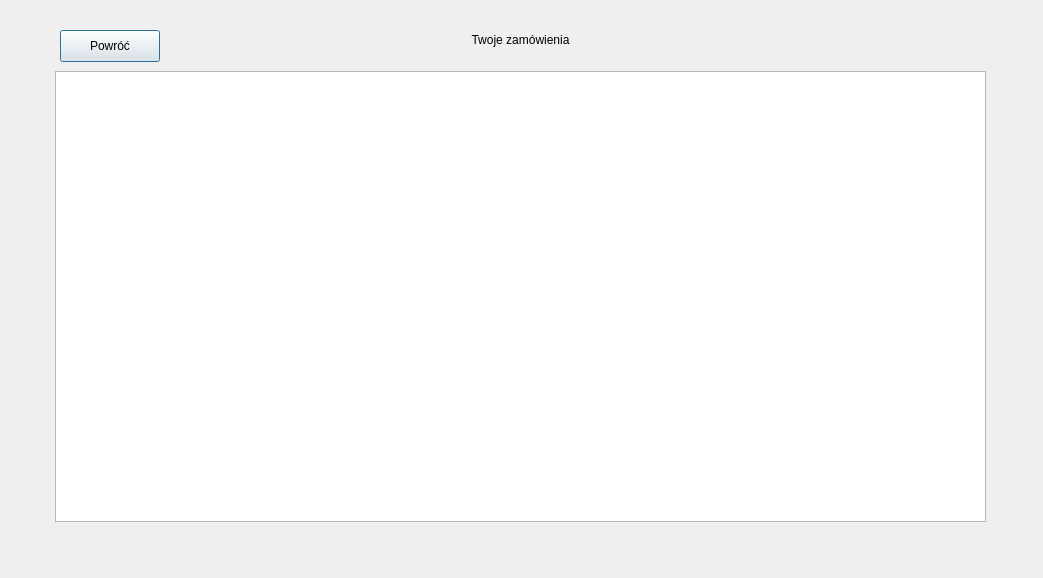
The window that ui/yourorders.ui (IgnacyMermer/SystemRestauracji) describes before a commit, drawn with Qt 5.
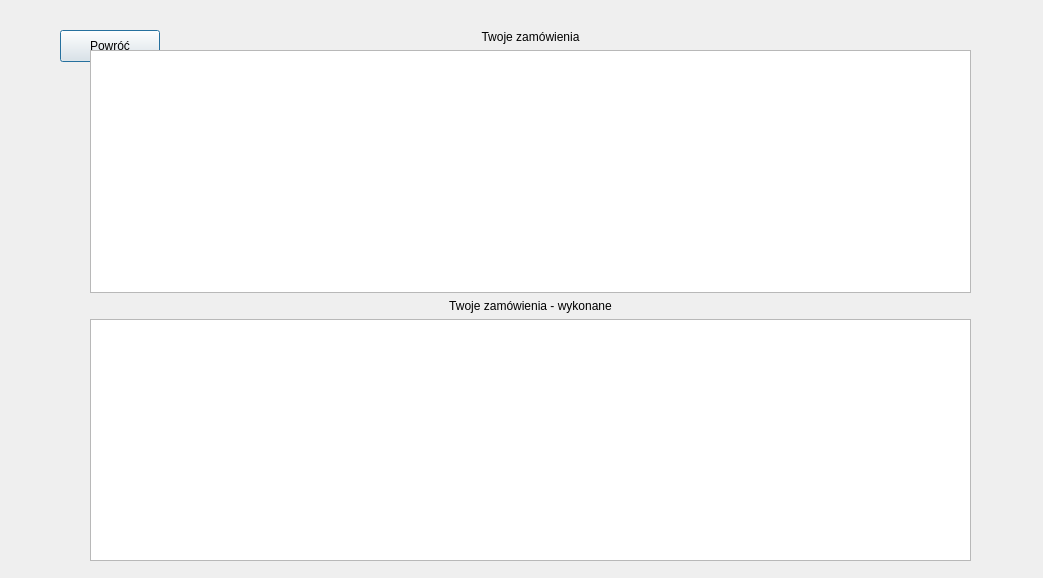
The same window after the commit.

Commit message: split orders in client panel on done and undone

What changed in the file:
```diff
--- a/ui/yourorders.ui
+++ b/ui/yourorders.ui
@@ -13,38 +13,6 @@
   <property name="windowTitle">
    <string>Dialog</string>
   </property>
-  <widget class="QListWidget" name="listWidget_yourOrders">
-   <property name="geometry">
-    <rect>
-     <x>55</x>
-     <y>71</y>
-     <width>931</width>
-     <height>451</height>
-    </rect>
-   </property>
-   <property name="isWrapping" stdset="0">
-    <bool>true</bool>
-   </property>
-   <property name="wordWrap">
-    <bool>true</bool>
-   </property>
-  </widget>
-  <widget class="QLabel" name="label">
-   <property name="geometry">
-    <rect>
-     <x>60</x>
-     <y>30</y>
-     <width>921</width>
-     <height>20</height>
-    </rect>
-   </property>
-   <property name="text">
-    <string>Twoje zamówienia</string>
-   </property>
-   <property name="alignment">
-    <set>Qt::AlignCenter</set>
-   </property>
-  </widget>
   <widget class="QPushButton" name="pushButton">
    <property name="geometry">
     <rect>
@@ -58,6 +26,66 @@
     <string>Powróć</string>
    </property>
   </widget>
+  <widget class="QWidget" name="">
+   <property name="geometry">
+    <rect>
+     <x>90</x>
+     <y>30</y>
+     <width>881</width>
+     <height>531</height>
+    </rect>
+   </property>
+   <layout class="QVBoxLayout" name="verticalLayout_3">
+    <item>
+     <layout class="QVBoxLayout" name="verticalLayout">
+      <item>
+       <widget class="QLabel" name="label">
+        <property name="text">
+         <string>Twoje zamówienia</string>
+        </property>
+        <property name="alignment">
+         <set>Qt::AlignCenter</set>
+        </property>
+       </widget>
+      </item>
+      <item>
+       <widget class="QListWidget" name="listWidget_yourOrders">
+        <property name="isWrapping" stdset="0">
+         <bool>true</bool>
+        </property>
+        <property name="wordWrap">
+         <bool>true</bool>
+        </property>
+       </widget>
+      </item>
+     </layout>
+    </item>
+    <item>
+     <layout class="QVBoxLayout" name="verticalLayout_2">
+      <item>
+       <widget class="QLabel" name="label_2">
+        <property name="text">
+         <string>Twoje zamówienia - wykonane</string>
+        </property>
+        <property name="alignment">
+         <set>Qt::AlignCenter</set>
+        </property>
+       </widget>
+      </item>
+      <item>
+       <widget class="QListWidget" name="listWidget_yourOrdersDone">
+        <property name="isWrapping" stdset="0">
+         <bool>true</bool>
+        </property>
+        <property name="wordWrap">
+         <bool>true</bool>
+        </property>
+       </widget>
+      </item>
+     </layout>
+    </item>
+   </layout>
+  </widget>
  </widget>
  <resources/>
  <connections/>
```
The commit also changes 2 other files.
